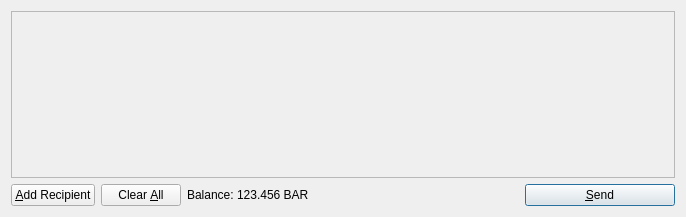
Above: src/qt/forms/sendcoinsdialog.ui from bauscoin/adamcoin before the change. Below: the same form after it.
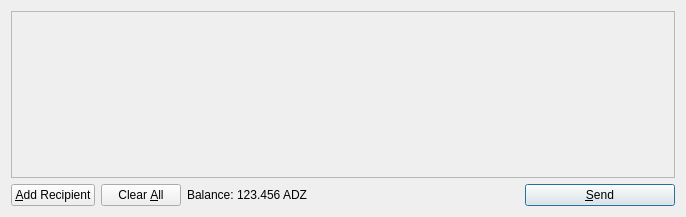
That is the form after the change. Icons and pictures are not drawn.

Diff of the .ui file:
```diff
--- a/src/qt/forms/sendcoinsdialog.ui
+++ b/src/qt/forms/sendcoinsdialog.ui
@@ -119,7 +119,7 @@
           <cursorShape>IBeamCursor</cursorShape>
          </property>
          <property name="text">
-          <string>123.456 BAR</string>
+          <string>123.456 ADZ</string>
          </property>
          <property name="textInteractionFlags">
           <set>Qt::LinksAccessibleByMouse|Qt::TextSelectableByKeyboard|Qt::TextSelectableByMouse</set>
```
